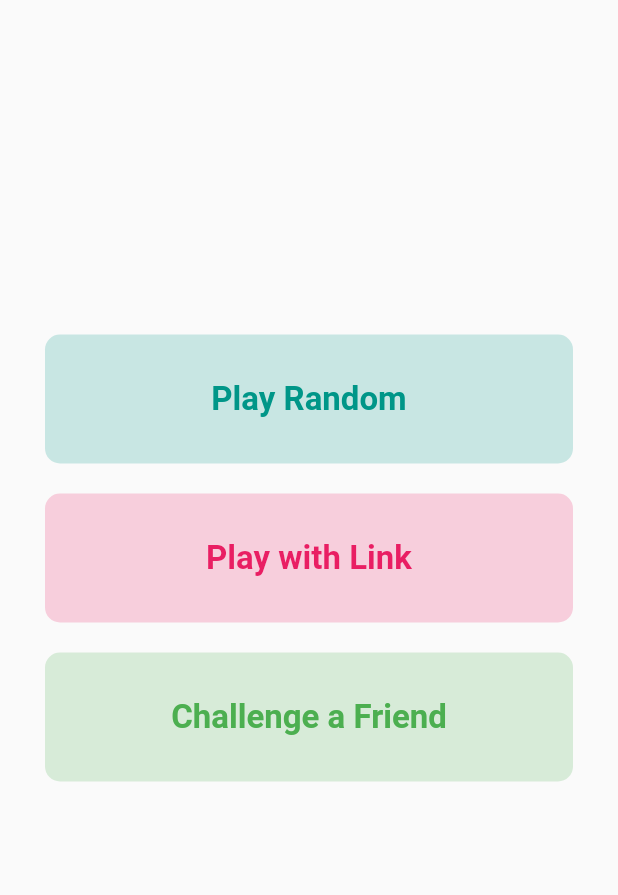
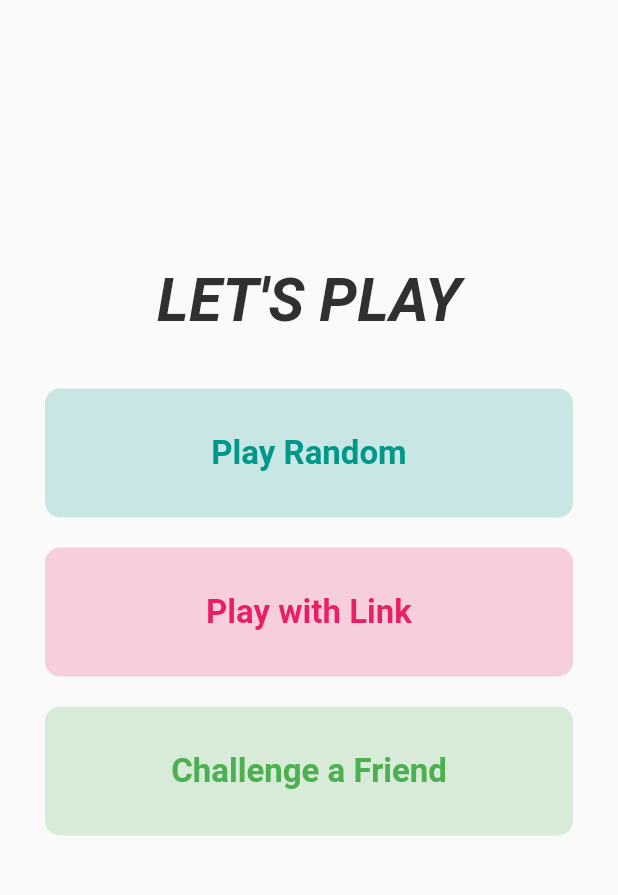
Before and after one commit to aimenanwaar/wordle-game, a Flutter app: the screen it shows after launch, on a phone screen of 412 x 824 dp, the part 135-1030 px from its top. Run offline on Flutter 3.47's test engine with Material 2 defaults, Android fonts, the phone set to English and light mode, and no system bars; drawn by our look-alikes of animated_text_kit; project files that could hold a hidden picture were left out.

Commit message:
version 1.0

```diff
--- a/lib/main.dart
+++ b/lib/main.dart
@@ -1,6 +1,7 @@
 import 'package:flutter/material.dart';
 import 'package:flutter/services.dart';
 import 'package:path_provider/path_provider.dart';
+import 'package:animated_text_kit/animated_text_kit.dart';
 import 'package:wordle_game/scroll_behav.dart';
 import 'event_bus.dart';
 import 'instruction_pannel.dart';
@@ -229,10 +230,35 @@ class MainMenu extends StatefulWidget {
 class _MainMenuState extends State<MainMenu> {
   @override
   Widget build(BuildContext context) {
+    var mode = Theme.of(context).brightness;
     return Scaffold(
       body: Column(
         mainAxisAlignment: MainAxisAlignment.center,
         children: [
+          DefaultTextStyle(
+            style: TextStyle(
+              color:
+                  mode == Brightness.light ? Colors.grey[850]! : Colors.white,
+              fontSize: 40.0,
+              fontWeight: FontWeight.bold,
+              fontStyle: FontStyle.italic,
+            ),
+            child: AnimatedTextKit(
+              animatedTexts: [
+                WavyAnimatedText(
+                  "LET'S PLAY",
+                  speed: const Duration(
+                    milliseconds: 300,
+                  ),
+                ),
+              ],
+              isRepeatingAnimation: true,
+              repeatForever: true,
+            ),
+          ),
+          const SizedBox(
+            height: 25,
+          ),
           Container(
             decoration: BoxDecoration(
               color: Colors.teal.withOpacity(0.2),
--- a/pubspec.yaml
+++ b/pubspec.yaml
@@ -35,6 +35,7 @@ dependencies:
   # Use with the CupertinoIcons class for iOS style icons.
   cupertino_icons: ^1.0.2
   path_provider: ^2.0.9
+  animated_text_kit: ^4.2.1
 
 dev_dependencies:
   flutter_test:
```
Also changed, not shown: pubspec.lock.
